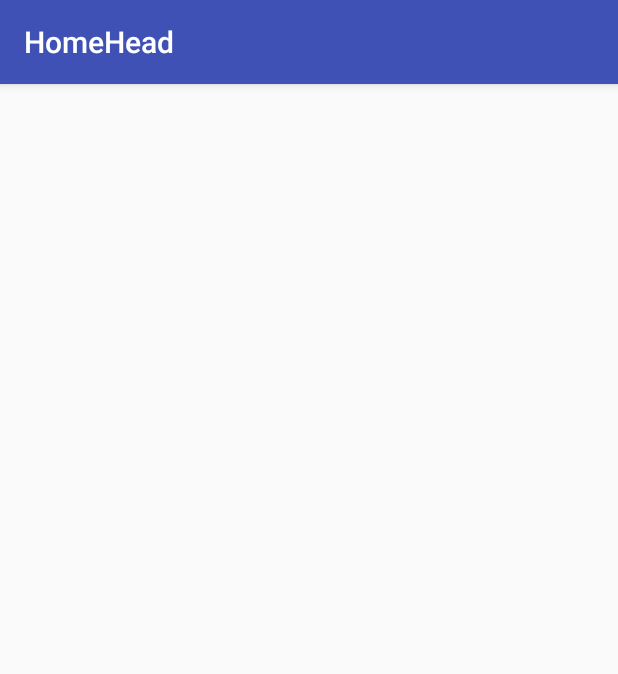
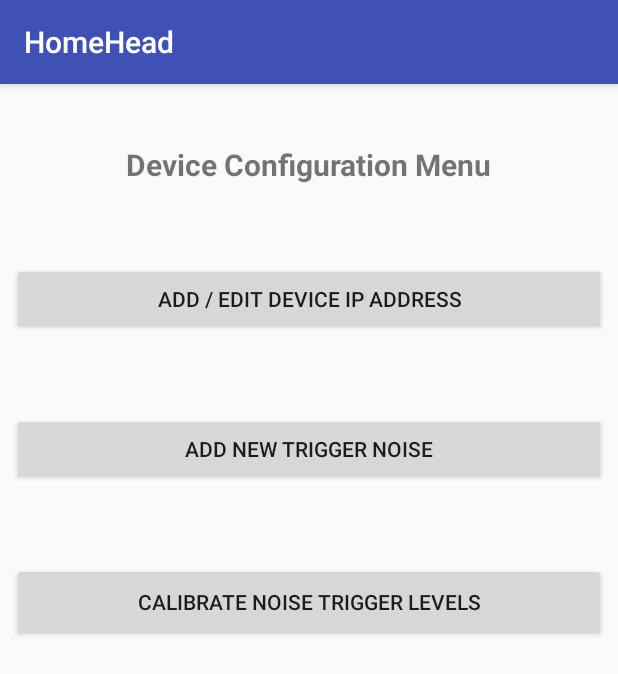
Before and after one commit to paddyburns79/HomeHead_Android_App, an Android app: the DeviceConfigMainMenuActivity screen opened directly, with no data from a screen before it, on a phone screen of 412 x 824 dp. Shown: the top 674 px of the screen. Run offline under Robolectric (Android 15) with nearby library versions, the phone set to English and light mode, and no system bars.

```diff
--- a/app/src/main/res/layout/activity_device_config_main_menu.xml
+++ b/app/src/main/res/layout/activity_device_config_main_menu.xml
@@ -6,4 +6,55 @@
     android:layout_height="match_parent"
     tools:context=".DeviceConfigMainMenuActivity">
 
+    <TextView
+        android:id="@+id/device_config_menu_title"
+        android:layout_width="wrap_content"
+        android:layout_height="wrap_content"
+        android:layout_marginEnd="8dp"
+        android:layout_marginStart="8dp"
+        android:layout_marginTop="40dp"
+        android:text="@string/device_configuration_menu"
+        android:textSize="20sp"
+        android:textStyle="bold"
+        app:layout_constraintEnd_toEndOf="parent"
+        app:layout_constraintStart_toStartOf="parent"
+        app:layout_constraintTop_toTopOf="parent" />
+
+    <Button
+        android:id="@+id/button_add_edit_IPAddress"
+        android:layout_width="0dp"
+        android:layout_height="wrap_content"
+        android:layout_marginEnd="8dp"
+        android:layout_marginStart="8dp"
+        android:layout_marginTop="52dp"
+        android:text="@string/add_edit_device_ip_address"
+        app:layout_constraintEnd_toEndOf="parent"
+        app:layout_constraintStart_toStartOf="parent"
+        app:layout_constraintTop_toBottomOf="@+id/device_config_menu_title" />
+
+    <Button
+        android:id="@+id/button_add_new_trigger_noise"
+        android:layout_width="0dp"
+        android:layout_height="wrap_content"
+        android:layout_marginEnd="8dp"
+        android:layout_marginStart="8dp"
+        android:layout_marginTop="52dp"
+        android:text="@string/add_new_trigger_noise"
+        app:layout_constraintEnd_toEndOf="parent"
+        app:layout_constraintStart_toStartOf="parent"
+        app:layout_constraintTop_toBottomOf="@+id/button_add_edit_IPAddress" />
+
+    <Button
+        android:id="@+id/button_calibrate_bg_noise"
+        android:layout_width="0dp"
+        android:layout_height="52dp"
+        android:layout_marginEnd="8dp"
+        android:layout_marginStart="8dp"
+        android:layout_marginTop="52dp"
+        android:text="@string/calibrate_noise_trigger_levels"
+        app:layout_constraintEnd_toEndOf="parent"
+        app:layout_constraintStart_toStartOf="parent"
+        app:layout_constraintTop_toBottomOf="@+id/button_add_new_trigger_noise" />
+
+
 </android.support.constraint.ConstraintLayout>
--- a/app/src/main/res/values/strings.xml
+++ b/app/src/main/res/values/strings.xml
@@ -100,4 +100,8 @@
     <string name="error_login_msg">Input Fields Empty</string>
     <string name="shutdown_submit">Submit</string>
     <string name="shutdown_device">Shutdown Device</string>
+    <string name="device_configuration_menu">Device Configuration Menu</string>
+    <string name="add_edit_device_ip_address">Add / Edit Device IP Address</string>
+    <string name="add_new_trigger_noise">Add New Trigger Noise</string>
+    <string name="calibrate_noise_trigger_levels">Calibrate Noise Trigger Levels</string>
 </resources>
```
